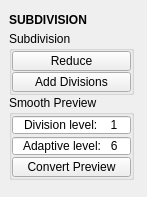
Old version of the form tentacle/ui/subdivision.ui in the repository m3trik/tentacle.
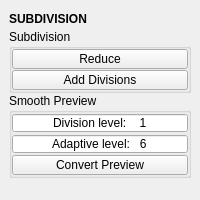
New version of the form. Custom widgets are drawn as their Qt base class.

What changed in the file:
```diff
--- a/tentacle/ui/subdivision.ui
+++ b/tentacle/ui/subdivision.ui
@@ -9,25 +9,10 @@
    <rect>
     <x>0</x>
     <y>0</y>
-    <width>147</width>
-    <height>197</height>
+    <width>200</width>
+    <height>200</height>
    </rect>
   </property>
-  <property name="minimumSize">
-   <size>
-    <width>0</width>
-    <height>0</height>
-   </size>
-  </property>
-  <property name="maximumSize">
-   <size>
-    <width>999</width>
-    <height>999</height>
-   </size>
-  </property>
-  <property name="windowTitle">
-   <string>Toolkit</string>
-  </property>
   <property name="tabShape">
    <enum>QTabWidget::Triangular</enum>
   </property>
@@ -38,6 +23,12 @@
    <set>QMainWindow::AllowNestedDocks|QMainWindow::AllowTabbedDocks|QMainWindow::AnimatedDocks|QMainWindow::ForceTabbedDocks</set>
   </property>
   <widget class="QWidget" name="central_widget">
+   <property name="minimumSize">
+    <size>
+     <width>200</width>
+     <height>0</height>
+    </size>
+   </property>
    <layout class="QVBoxLayout" name="verticalLayout_2">
     <item>
      <layout class="QVBoxLayout" name="verticalLayout">
@@ -45,17 +36,11 @@
        <number>0</number>
       </property>
       <item>
-       <widget class="DraggableHeader" name="draggableHeader">
+       <widget class="Header" name="header">
         <property name="minimumSize">
          <size>
           <width>0</width>
-          <height>22</height>
-         </size>
-        </property>
-        <property name="maximumSize">
-         <size>
-          <width>125</width>
-          <height>22</height>
+          <height>20</height>
          </size>
         </property>
         <property name="font">
@@ -71,18 +56,6 @@
       </item>
       <item>
        <widget class="QGroupBox" name="subdivision">
-        <property name="minimumSize">
-         <size>
-          <width>125</width>
-          <height>0</height>
-         </size>
-        </property>
-        <property name="maximumSize">
-         <size>
-          <width>125</width>
-          <height>999</height>
-         </size>
-        </property>
         <property name="title">
          <string>Subdivision</string>
         </property>
@@ -115,7 +88,7 @@
            </property>
            <property name="maximumSize">
             <size>
-             <width>999</width>
+             <width>16777215</width>
              <height>20</height>
             </size>
            </property>
@@ -146,7 +119,7 @@
            </property>
            <property name="maximumSize">
             <size>
-             <width>999</width>
+             <width>16777215</width>
              <height>20</height>
             </size>
            </property>
@@ -206,18 +179,6 @@
       </item>
       <item>
        <widget class="QGroupBox" name="gb000">
-        <property name="minimumSize">
-         <size>
-          <width>125</width>
-          <height>0</height>
-         </size>
-        </property>
-        <property name="maximumSize">
-         <size>
-          <width>125</width>
-          <height>999</height>
-         </size>
-        </property>
         <property name="title">
          <string>Smooth Preview</string>
         </property>
@@ -247,7 +208,7 @@
            </property>
            <property name="maximumSize">
             <size>
-             <width>999</width>
+             <width>16777215</width>
              <height>20</height>
             </size>
            </property>
@@ -290,7 +251,7 @@
            </property>
            <property name="maximumSize">
             <size>
-             <width>999</width>
+             <width>16777215</width>
              <height>20</height>
             </size>
            </property>
@@ -336,7 +297,7 @@
            </property>
            <property name="maximumSize">
             <size>
-             <width>999</width>
+             <width>16777215</width>
              <height>20</height>
             </size>
            </property>
@@ -377,9 +338,9 @@
  </widget>
  <customwidgets>
   <customwidget>
-   <class>DraggableHeader</class>
+   <class>Header</class>
    <extends>QLabel</extends>
-   <header>draggableHeader.h</header>
+   <header>uitk.widgets.header.Header.h</header>
   </customwidget>
  </customwidgets>
  <resources/>
```
